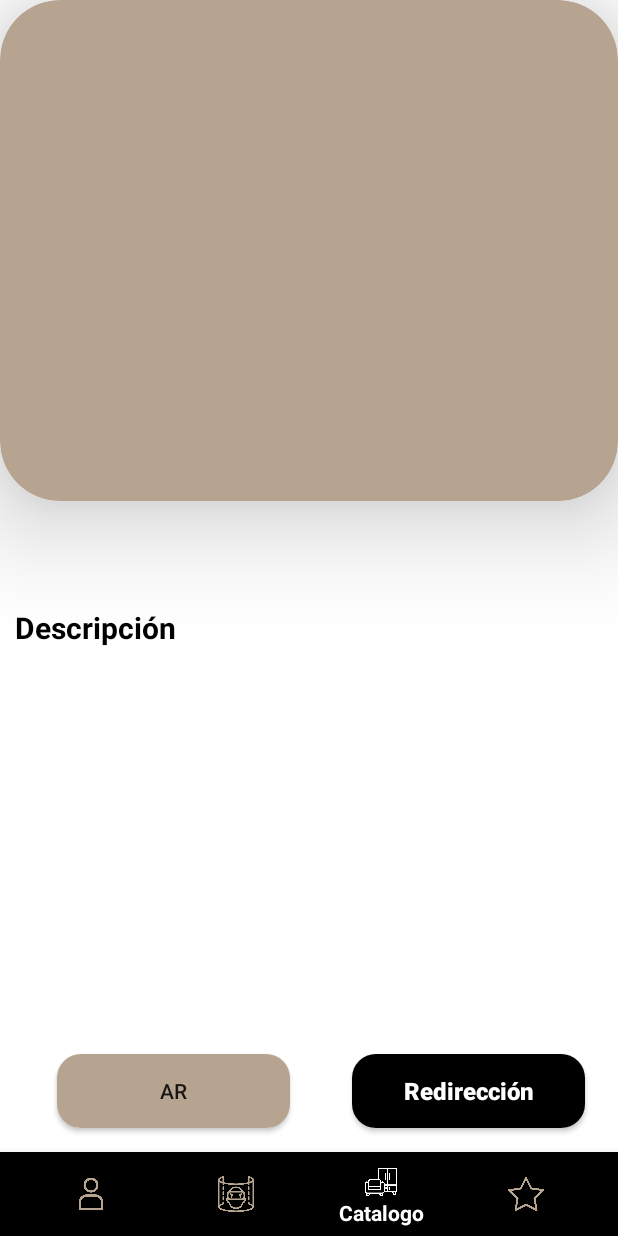
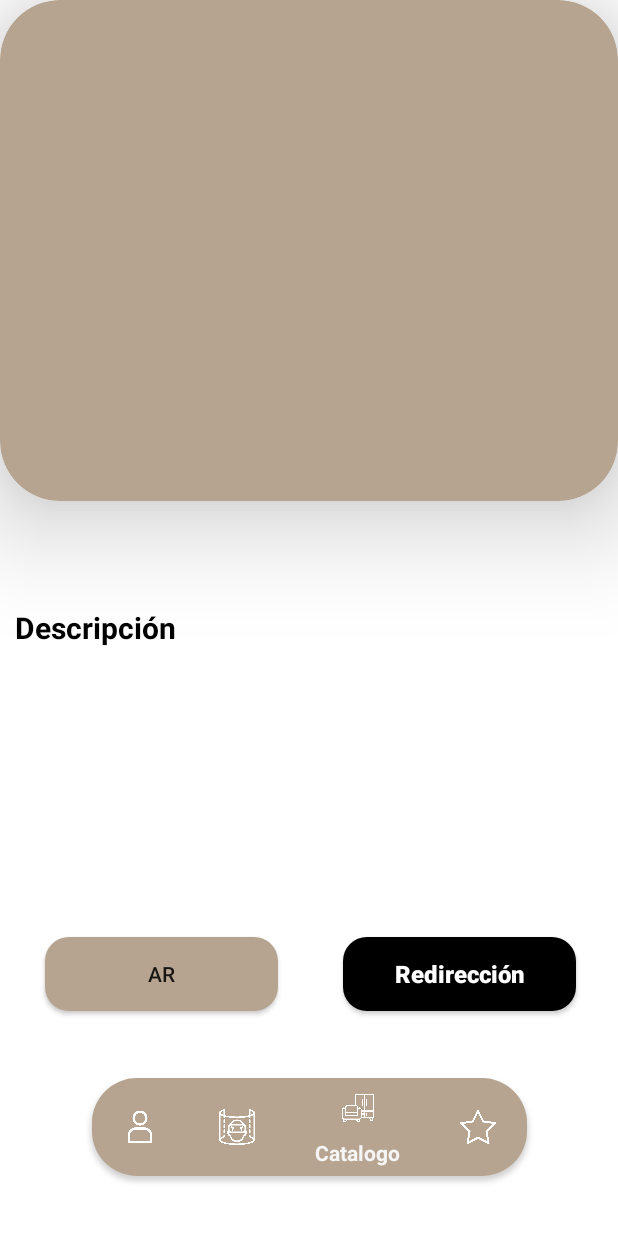
Before and after one commit to tatoyoda600/ARchitect, an Android app: the fragment DetailsFragment placed in its activity, on a phone screen of 412 x 824 dp. Run offline under Robolectric (Android 15) with nearby library versions, the phone set to English and light mode, and no system bars; our stand-ins replace Firebase (no records; nobody signed in at launch, a user with empty details on screens opened directly), navigation-ui; pictures from the network do not load; 4 statements that could not run were skipped.

Commit message:
BottomNavigation style

```diff
--- a/app/src/main/res/layout/activity_catalogue.xml
+++ b/app/src/main/res/layout/activity_catalogue.xml
@@ -5,32 +5,41 @@
     android:layout_width="match_parent"
     android:layout_height="match_parent"
     tools:context=".activities.CatalogueActivity"
-    android:background="@color/main_light_brown">
-
+    android:background="@color/light_grey">
 
     <androidx.fragment.app.FragmentContainerView
         android:id="@+id/container_view_catalogue"
         android:name="androidx.navigation.fragment.NavHostFragment"
         android:layout_width="match_parent"
-        android:layout_height="0dp"
+        android:layout_height="match_parent"
         app:defaultNavHost="true"
-        app:layout_constraintBottom_toTopOf="@+id/catalogue_bottom_bar"
         app:layout_constraintEnd_toEndOf="parent"
         app:layout_constraintHorizontal_bias="1.0"
         app:layout_constraintStart_toStartOf="parent"
         app:layout_constraintTop_toTopOf="parent"
         app:navGraph="@navigation/button_bar_navgraph"/>
 
-    <com.google.android.material.bottomnavigation.BottomNavigationView
-        android:id="@+id/catalogue_bottom_bar"
-        android:layout_width="match_parent"
+    <androidx.cardview.widget.CardView
+        android:id="@+id/catalogue_bottom_bar_container"
+        android:layout_width="wrap_content"
         android:layout_height="wrap_content"
+        android:layout_marginBottom="40dp"
+        app:cardCornerRadius="30dp"
         app:layout_constraintBottom_toBottomOf="parent"
         app:layout_constraintEnd_toEndOf="parent"
-        app:layout_constraintHorizontal_bias="0.0"
-        app:layout_constraintStart_toStartOf="parent"
-        app:menu="@menu/button_bar_menu"
-        app:itemTextColor="@color/bottom_menu_colors"
-        app:itemIconTint="@color/bottom_menu_colors"
-        />
+        app:layout_constraintStart_toStartOf="parent">
+
+        <com.google.android.material.bottomnavigation.BottomNavigationView
+            android:id="@+id/catalogue_bottom_bar"
+            android:layout_width="290dp"
+            android:layout_height="65dp"
+            android:background="@color/main_light_brown"
+            app:itemIconTint="@color/white"
+            app:layout_constraintBottom_toBottomOf="parent"
+            app:layout_constraintEnd_toEndOf="parent"
+            app:layout_constraintHorizontal_bias="0.0"
+            app:layout_constraintStart_toStartOf="parent"
+            app:menu="@menu/button_bar_menu" />
+
+    </androidx.cardview.widget.CardView>
 </androidx.constraintlayout.widget.ConstraintLayout>
--- a/app/src/main/res/layout/fragment_details.xml
+++ b/app/src/main/res/layout/fragment_details.xml
@@ -73,28 +73,28 @@
         android:id="@+id/details_ar_button"
         android:layout_width="155dp"
         android:layout_height="49dp"
-        android:layout_marginBottom="16dp"
+        android:layout_marginBottom="150dp"
+        android:background="@drawable/brown_button_common_style"
         android:text="@string/ar"
-        android:background="@drawable/brown_button_common_style"
         app:layout_constraintBottom_toBottomOf="parent"
         app:layout_constraintEnd_toEndOf="parent"
-        app:layout_constraintHorizontal_bias="0.148"
+        app:layout_constraintHorizontal_bias="0.117"
         app:layout_constraintStart_toStartOf="parent" />
 
     <Button
         android:id="@+id/redirect_button"
         android:layout_width="155dp"
         android:layout_height="49dp"
-        android:layout_marginBottom="16dp"
+        android:layout_marginBottom="150dp"
+        android:background="@drawable/button_common_style"
         android:text="@string/redirect"
         android:textAllCaps="false"
         android:textColor="@color/white"
         android:textSize="16dp"
         android:textStyle="bold"
-        android:background="@drawable/button_common_style"
         app:layout_constraintBottom_toBottomOf="parent"
         app:layout_constraintEnd_toEndOf="parent"
-        app:layout_constraintHorizontal_bias="0.652"
+        app:layout_constraintHorizontal_bias="0.603"
         app:layout_constraintStart_toEndOf="@+id/details_ar_button" />
 
 </androidx.constraintlayout.widget.ConstraintLayout>
```
